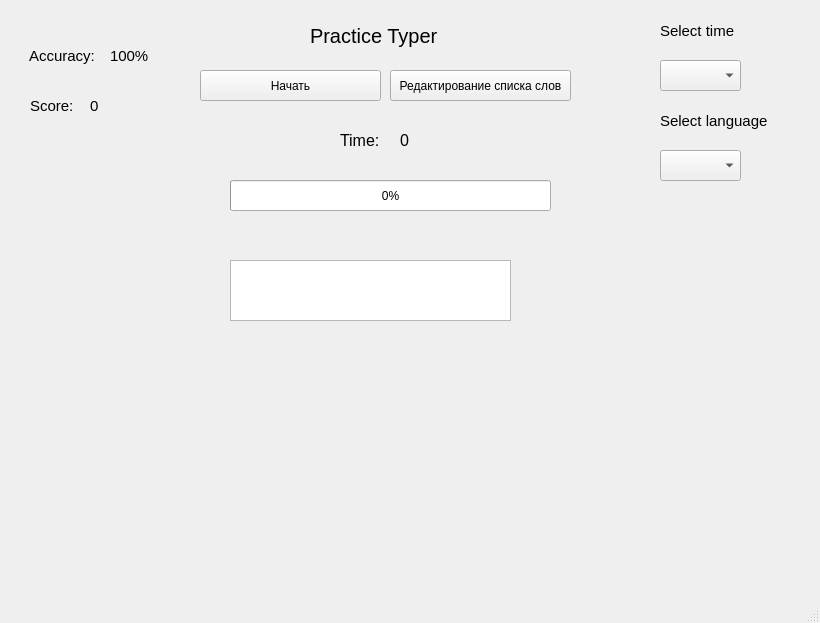
Before: the Qt Designer form progect_one.ui in Nasycha/sql_progect, drawn with Qt 5.
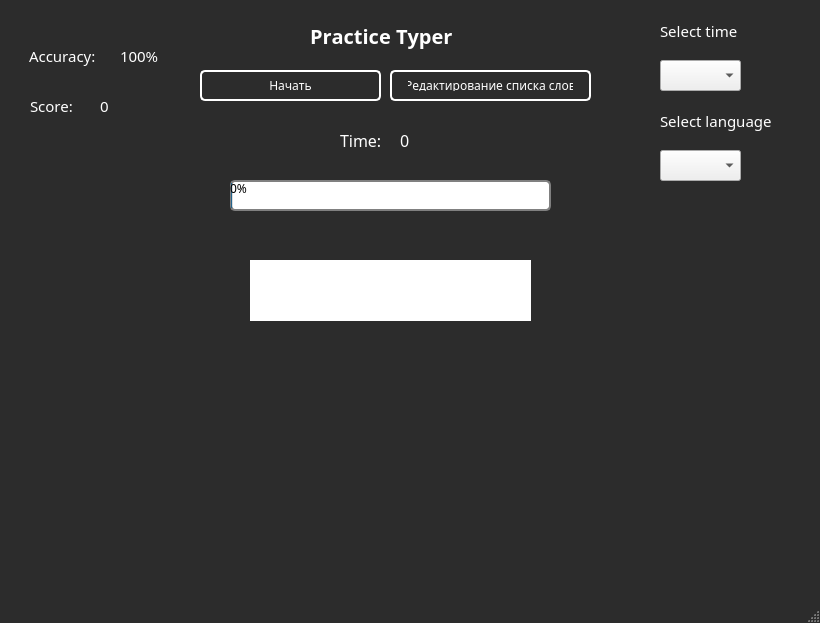
After: the same form once the commit is applied. Icons and pictures are not drawn.

Commit message: обновленный дизайн (пока так)

Patch:
```diff
--- a/progect_one.ui
+++ b/progect_one.ui
@@ -25,6 +25,11 @@
   <property name="layoutDirection">
    <enum>Qt::LeftToRight</enum>
   </property>
+  <property name="styleSheet">
+   <string notr="true">QMainWindow{
+background-color: rgb(44,44,44);
+}</string>
+  </property>
   <property name="toolButtonStyle">
    <enum>Qt::ToolButtonIconOnly</enum>
   </property>
@@ -38,10 +43,52 @@
       <height>51</height>
      </rect>
     </property>
+    <property name="palette">
+     <palette>
+      <active>
+       <colorrole role="WindowText">
+        <brush brushstyle="SolidPattern">
+         <color alpha="255">
+          <red>255</red>
+          <green>255</green>
+          <blue>255</blue>
+         </color>
+        </brush>
+       </colorrole>
+      </active>
+      <inactive>
+       <colorrole role="WindowText">
+        <brush brushstyle="SolidPattern">
+         <color alpha="255">
+          <red>255</red>
+          <green>255</green>
+          <blue>255</blue>
+         </color>
+        </brush>
+       </colorrole>
+      </inactive>
+      <disabled>
+       <colorrole role="WindowText">
+        <brush brushstyle="SolidPattern">
+         <color alpha="255">
+          <red>120</red>
+          <green>120</green>
+          <blue>120</blue>
+         </color>
+        </brush>
+       </colorrole>
+      </disabled>
+     </palette>
+    </property>
     <property name="font">
      <font>
-      <family>MS Shell Dlg 2</family>
+      <family>Berlin Sans FB Demi</family>
       <pointsize>15</pointsize>
+      <weight>75</weight>
+      <italic>false</italic>
+      <bold>true</bold>
+      <stylestrategy>PreferDefault</stylestrategy>
+      <kerning>false</kerning>
      </font>
     </property>
     <property name="text">
@@ -57,11 +104,42 @@
       <height>31</height>
      </rect>
     </property>
+    <property name="font">
+     <font>
+      <family>inherit</family>
+     </font>
+    </property>
+    <property name="styleSheet">
+     <string notr="true">QPushButton{
+font-family: inherit;
+  appearance: none;
+  border: 0;
+  border-radius: 5px;
+	border: 2px solid rgb(255, 255, 255);
+  background: rgb(44,44,44);
+  color: #fff;
+  padding: 8px 16px;
+  font-size: 1rem;
+  cursor: pointer;
+
+}
+QPushButton::hover{
+background: rgb(55,55,55);
+}
+QPushButton::focus{
+outline: none;
+  box-shadow: 0 0 0 4px #cbd6ee;
+
+}</string>
+    </property>
     <property name="text">
      <string>Начать</string>
     </property>
    </widget>
    <widget class="QProgressBar" name="progressBar_time">
+    <property name="enabled">
+     <bool>true</bool>
+    </property>
     <property name="geometry">
      <rect>
       <x>230</x>
@@ -70,6 +148,23 @@
       <height>31</height>
      </rect>
     </property>
+    <property name="font">
+     <font>
+      <family>Berlin Sans FB Demi</family>
+     </font>
+    </property>
+    <property name="styleSheet">
+     <string notr="true">QProgressBar {
+     border: 2px solid grey;
+     border-radius: 5px;
+     background-color: rgb(255, 255, 255);
+ }
+QProgressBar::chunk {
+     
+     width: 20px;
+ }
+</string>
+    </property>
     <property name="value">
      <number>0</number>
     </property>
@@ -83,9 +178,46 @@
       <height>21</height>
      </rect>
     </property>
+    <property name="palette">
+     <palette>
+      <active>
+       <colorrole role="WindowText">
+        <brush brushstyle="SolidPattern">
+         <color alpha="255">
+          <red>255</red>
+          <green>255</green>
+          <blue>255</blue>
+         </color>
+        </brush>
+       </colorrole>
+      </active>
+      <inactive>
+       <colorrole role="WindowText">
+        <brush brushstyle="SolidPattern">
+         <color alpha="255">
+          <red>255</red>
+          <green>255</green>
+          <blue>255</blue>
+         </color>
+        </brush>
+       </colorrole>
+      </inactive>
+      <disabled>
+       <colorrole role="WindowText">
+        <brush brushstyle="SolidPattern">
+         <color alpha="255">
+          <red>120</red>
+          <green>120</green>
+          <blue>120</blue>
+         </color>
+        </brush>
+       </colorrole>
+      </disabled>
+     </palette>
+    </property>
     <property name="font">
      <font>
-      <family>MS Shell Dlg 2</family>
+      <family>Berlin Sans FB Demi</family>
       <pointsize>12</pointsize>
      </font>
     </property>
@@ -98,12 +230,50 @@
      <rect>
       <x>29</x>
       <y>40</y>
-      <width>81</width>
+      <width>91</width>
       <height>31</height>
      </rect>
     </property>
+    <property name="palette">
+     <palette>
+      <active>
+       <colorrole role="WindowText">
+        <brush brushstyle="SolidPattern">
+         <color alpha="255">
+          <red>255</red>
+          <green>255</green>
+          <blue>255</blue>
+         </color>
+        </brush>
+       </colorrole>
+      </active>
+      <inactive>
+       <colorrole role="WindowText">
+        <brush brushstyle="SolidPattern">
+         <color alpha="255">
+          <red>255</red>
+          <green>255</green>
+          <blue>255</blue>
+         </color>
+        </brush>
+       </colorrole>
+      </inactive>
+      <disabled>
+       <colorrole role="WindowText">
+        <brush brushstyle="SolidPattern">
+         <color alpha="255">
+          <red>120</red>
+          <green>120</green>
+          <blue>120</blue>
+         </color>
+        </brush>
+       </colorrole>
+      </disabled>
+     </palette>
+    </property>
     <property name="font">
      <font>
+      <family>Berlin Sans FB Demi</family>
       <pointsize>11</pointsize>
      </font>
     </property>
@@ -116,12 +286,50 @@
      <rect>
       <x>30</x>
       <y>90</y>
-      <width>51</width>
+      <width>61</width>
       <height>31</height>
      </rect>
     </property>
+    <property name="palette">
+     <palette>
+      <active>
+       <colorrole role="WindowText">
+        <brush brushstyle="SolidPattern">
+         <color alpha="255">
+          <red>255</red>
+          <green>255</green>
+          <blue>255</blue>
+         </color>
+        </brush>
+       </colorrole>
+      </active>
+      <inactive>
+       <colorrole role="WindowText">
+        <brush brushstyle="SolidPattern">
+         <color alpha="255">
+          <red>255</red>
+          <green>255</green>
+          <blue>255</blue>
+         </color>
+        </brush>
+       </colorrole>
+      </inactive>
+      <disabled>
+       <colorrole role="WindowText">
+        <brush brushstyle="SolidPattern">
+         <color alpha="255">
+          <red>120</red>
+          <green>120</green>
+          <blue>120</blue>
+         </color>
+        </brush>
+       </colorrole>
+      </disabled>
+     </palette>
+    </property>
     <property name="font">
      <font>
+      <family>Berlin Sans FB Demi</family>
       <pointsize>11</pointsize>
      </font>
     </property>
@@ -132,7 +340,7 @@
    <widget class="QTextBrowser" name="textBrowser_show_word">
     <property name="geometry">
      <rect>
-      <x>230</x>
+      <x>250</x>
       <y>260</y>
       <width>281</width>
       <height>61</height>
@@ -140,15 +348,31 @@
     </property>
     <property name="font">
      <font>
+      <family>Berlin Sans FB Demi</family>
       <pointsize>13</pointsize>
+      <weight>50</weight>
+      <italic>false</italic>
+      <bold>false</bold>
+      <underline>false</underline>
+      <strikeout>false</strikeout>
+      <stylestrategy>PreferAntialias</stylestrategy>
+      <kerning>true</kerning>
      </font>
     </property>
+    <property name="styleSheet">
+     <string notr="true">QTextBrowser{
+border: 2px rgb(56, 56, 56)solid;
+border-radius: 20px;
+text-align: centre;
+
+}</string>
+    </property>
     <property name="html">
      <string>&lt;!DOCTYPE HTML PUBLIC &quot;-//W3C//DTD HTML 4.0//EN&quot; &quot;http://www.w3.org/TR/REC-html40/strict.dtd&quot;&gt;
 &lt;html&gt;&lt;head&gt;&lt;meta name=&quot;qrichtext&quot; content=&quot;1&quot; /&gt;&lt;style type=&quot;text/css&quot;&gt;
 p, li { white-space: pre-wrap; }
-&lt;/style&gt;&lt;/head&gt;&lt;body style=&quot; font-family:'MS Shell Dlg 2'; font-size:13pt; font-weight:400; font-style:normal;&quot;&gt;
-&lt;p style=&quot;-qt-paragraph-type:empty; margin-top:0px; margin-bottom:0px; margin-left:0px; margin-right:0px; -qt-block-indent:0; text-indent:0px; font-size:11pt;&quot;&gt;&lt;br /&gt;&lt;/p&gt;&lt;/body&gt;&lt;/html&gt;</string>
+&lt;/style&gt;&lt;/head&gt;&lt;body style=&quot; font-family:'Berlin Sans FB Demi'; font-size:13pt; font-weight:400; font-style:normal;&quot;&gt;
+&lt;p align=&quot;center&quot; style=&quot; margin-top:12px; margin-bottom:12px; margin-left:0px; margin-right:0px; -qt-block-indent:0; text-indent:0px;&quot;&gt; &lt;/p&gt;&lt;/body&gt;&lt;/html&gt;</string>
     </property>
    </widget>
    <widget class="QPushButton" name="pushButton_words">
@@ -156,10 +380,38 @@
      <rect>
       <x>390</x>
       <y>70</y>
-      <width>181</width>
+      <width>201</width>
       <height>31</height>
      </rect>
     </property>
+    <property name="font">
+     <font>
+      <family>inherit</family>
+     </font>
+    </property>
+    <property name="styleSheet">
+     <string notr="true">QPushButton{
+font-family: inherit;
+  appearance: none;
+  border: 0;
+  border-radius: 5px;
+border: 2px solid rgb(255, 255, 255);
+  background: rgb(44,44,44);
+  color: #fff;
+  padding: 8px 16px;
+  font-size: 1rem;
+  cursor: pointer;
+
+}
+QPushButton::hover{
+background:rgb(55,55,55);
+}
+QPushButton::focus{
+outline: none;
+  box-shadow: 0 0 0 4px #cbd6ee;
+
+}</string>
+    </property>
     <property name="text">
      <string>Редактирование списка слов</string>
     </property>
@@ -167,14 +419,52 @@
    <widget class="QLabel" name="label_accuracy">
     <property name="geometry">
      <rect>
-      <x>110</x>
+      <x>120</x>
       <y>40</y>
       <width>51</width>
       <height>31</height>
      </rect>
     </property>
+    <property name="palette">
+     <palette>
+      <active>
+       <colorrole role="WindowText">
+        <brush brushstyle="SolidPattern">
+         <color alpha="255">
+          <red>255</red>
+          <green>255</green>
+          <blue>255</blue>
+         </color>
+        </brush>
+       </colorrole>
+      </active>
+      <inactive>
+       <colorrole role="WindowText">
+        <brush brushstyle="SolidPattern">
+         <color alpha="255">
+          <red>255</red>
+          <green>255</green>
+          <blue>255</blue>
+         </color>
+        </brush>
+       </colorrole>
+      </inactive>
+      <disabled>
+       <colorrole role="WindowText">
+        <brush brushstyle="SolidPattern">
+         <color alpha="255">
+          <red>120</red>
+          <green>120</green>
+          <blue>120</blue>
+         </color>
+        </brush>
+       </colorrole>
+      </disabled>
+     </palette>
+    </property>
     <property name="font">
      <font>
+      <family>Berlin Sans FB Demi</family>
       <pointsize>11</pointsize>
      </font>
     </property>
@@ -185,14 +475,52 @@
    <widget class="QLabel" name="label_score">
     <property name="geometry">
      <rect>
-      <x>90</x>
+      <x>100</x>
       <y>90</y>
       <width>51</width>
       <height>31</height>
      </rect>
     </property>
+    <property name="palette">
+     <palette>
+      <active>
+       <colorrole role="WindowText">
+        <brush brushstyle="SolidPattern">
+         <color alpha="255">
+          <red>255</red>
+          <green>255</green>
+          <blue>255</blue>
+         </color>
+        </brush>
+       </colorrole>
+      </active>
+      <inactive>
+       <colorrole role="WindowText">
+        <brush brushstyle="SolidPattern">
+         <color alpha="255">
+          <red>255</red>
+          <green>255</green>
+          <blue>255</blue>
+         </color>
+        </brush>
+       </colorrole>
+      </inactive>
+      <disabled>
+       <colorrole role="WindowText">
+        <brush brushstyle="SolidPattern">
+         <color alpha="255">
+          <red>120</red>
+          <green>120</green>
+          <blue>120</blue>
+         </color>
+        </brush>
+       </colorrole>
+      </disabled>
+     </palette>
+    </property>
     <property name="font">
      <font>
+      <family>Berlin Sans FB Demi</family>
       <pointsize>11</pointsize>
      </font>
     </property>
@@ -209,18 +537,61 @@
       <height>31</height>
      </rect>
     </property>
+    <property name="font">
+     <font>
+      <family>Berlin Sans FB Demi</family>
+     </font>
+    </property>
    </widget>
    <widget class="QLabel" name="label_5">
     <property name="geometry">
      <rect>
       <x>660</x>
       <y>20</y>
-      <width>91</width>
+      <width>101</width>
       <height>21</height>
      </rect>
     </property>
+    <property name="palette">
+     <palette>
+      <active>
+       <colorrole role="WindowText">
+        <brush brushstyle="SolidPattern">
+         <color alpha="255">
+          <red>255</red>
+          <green>255</green>
+          <blue>255</blue>
+         </color>
+        </brush>
+       </colorrole>
+      </active>
+      <inactive>
+       <colorrole role="WindowText">
+        <brush brushstyle="SolidPattern">
+         <color alpha="255">
+          <red>255</red>
+          <green>255</green>
+          <blue>255</blue>
+         </color>
+        </brush>
+       </colorrole>
+      </inactive>
+      <disabled>
+       <colorrole role="WindowText">
+        <brush brushstyle="SolidPattern">
+         <color alpha="255">
+          <red>120</red>
+          <green>120</green>
+          <blue>120</blue>
+         </color>
+        </brush>
+       </colorrole>
+      </disabled>
+     </palette>
+    </property>
     <property name="font">
      <font>
+      <family>Berlin Sans FB Demi</family>
       <pointsize>11</pointsize>
      </font>
     </property>
@@ -237,9 +608,46 @@
       <height>21</height>
      </rect>
     </property>
+    <property name="palette">
+     <palette>
+      <active>
+       <colorrole role="WindowText">
+        <brush brushstyle="SolidPattern">
+         <color alpha="255">
+          <red>255</red>
+          <green>255</green>
+          <blue>255</blue>
+         </color>
+        </brush>
+       </colorrole>
+      </active>
+      <inactive>
+       <colorrole role="WindowText">
+        <brush brushstyle="SolidPattern">
+         <color alpha="255">
+          <red>255</red>
+          <green>255</green>
+          <blue>255</blue>
+         </color>
+        </brush>
+       </colorrole>
+      </inactive>
+      <disabled>
+       <colorrole role="WindowText">
+        <brush brushstyle="SolidPattern">
+         <color alpha="255">
+          <red>120</red>
+          <green>120</green>
+          <blue>120</blue>
+         </color>
+        </brush>
+       </colorrole>
+      </disabled>
+     </palette>
+    </property>
     <property name="font">
      <font>
-      <family>MS Shell Dlg 2</family>
+      <family>Berlin Sans FB Demi</family>
       <pointsize>12</pointsize>
      </font>
     </property>
@@ -256,8 +664,46 @@
       <height>21</height>
      </rect>
     </property>
+    <property name="palette">
+     <palette>
+      <active>
+       <colorrole role="WindowText">
+        <brush brushstyle="SolidPattern">
+         <color alpha="255">
+          <red>255</red>
+          <green>255</green>
+          <blue>255</blue>
+         </color>
+        </brush>
+       </colorrole>
+      </active>
+      <inactive>
+       <colorrole role="WindowText">
+        <brush brushstyle="SolidPattern">
+         <color alpha="255">
+          <red>255</red>
+          <green>255</green>
+          <blue>255</blue>
+         </color>
+        </brush>
+       </colorrole>
+      </inactive>
+      <disabled>
+       <colorrole role="WindowText">
+        <brush brushstyle="SolidPattern">
+         <color alpha="255">
+          <red>120</red>
+          <green>120</green>
+          <blue>120</blue>
+         </color>
+        </brush>
+       </colorrole>
+      </disabled>
+     </palette>
+    </property>
     <property name="font">
      <font>
+      <family>Berlin Sans FB Demi</family>
       <pointsize>11</pointsize>
      </font>
     </property>
@@ -274,6 +720,11 @@
       <height>31</height>
      </rect>
     </property>
+    <property name="font">
+     <font>
+      <family>Berlin Sans FB Demi</family>
+     </font>
+    </property>
    </widget>
    <widget class="QLabel" name="label_7">
     <property name="geometry">
```
The commit also changes 2 other files.
